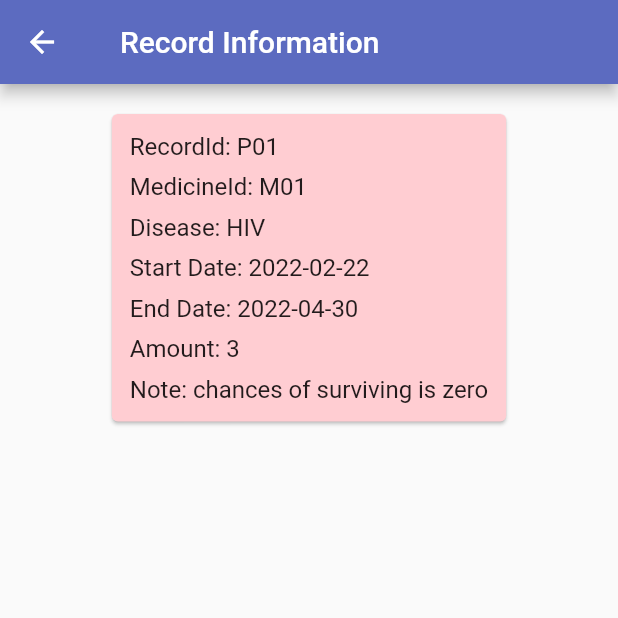
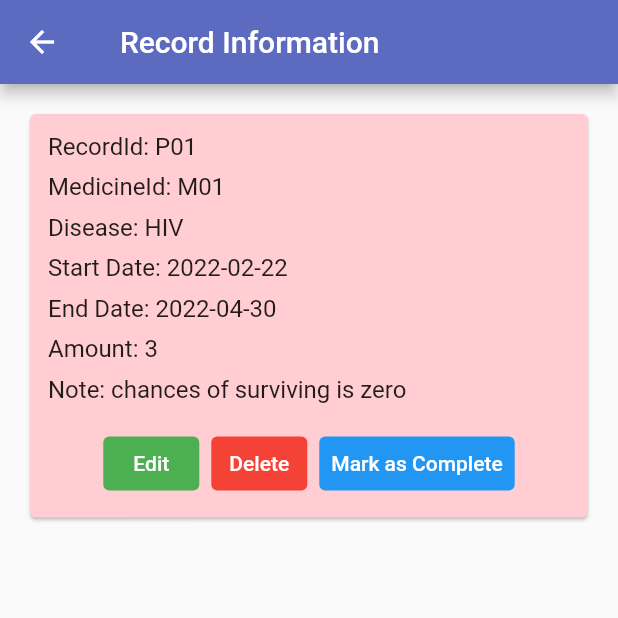
Before and after one commit to Panichito/Overdose-Software, a Flutter app: the RecordDetailsPage screen opened directly, on a phone screen of 412 x 824 dp, the top half of it. Run offline on Flutter 3.47's test engine with Material 2 defaults, Android fonts, the phone set to English and light mode, and no system bars; our stand-ins replace email_validator, searchfield, shared_preferences; accounts and stored records are empty.

Commit message:
Add Edit, Delete, Mark as Complete buttons

```diff
--- a/app/lib/pages/recordDetails.dart
+++ b/app/lib/pages/recordDetails.dart
@@ -1,3 +1,4 @@
+import 'package:app/pages/editRecord.dart';
 import 'package:flutter/material.dart';
 
 class RecordDetailsPage extends StatefulWidget {
@@ -21,7 +22,6 @@
 
 class _RecordDetailsPageState extends State<RecordDetailsPage> {
    RecordInformation record = RecordInformation('P01', 'M01', 'HIV', '2022-02-22', '2022-04-30', 3, 'chances of surviving is zero');
-
 
   @override
   Widget build(BuildContext context) {
@@ -91,6 +91,83 @@
                         fontSize: 16
                       ),
                     ),
+                    const SizedBox(height: 16,),
+                    Row(
+                      mainAxisAlignment: MainAxisAlignment.center,
+                      children: [
+                        TextButton(
+                          style: TextButton.styleFrom(
+                            foregroundColor: Colors.white,
+                            backgroundColor: Colors.green,
+                          ),
+                          onPressed: () {
+                            // go to edit page
+                            Navigator.push(
+                              context,
+                              MaterialPageRoute(builder: (context) => EditRecordPage())
+                            );
+                            // change information
+                          },
+                          child: const Text('Edit'),
+                        ),
+                        const SizedBox(width: 8,),
+                        TextButton(
+                          style: TextButton.styleFrom(
+                            foregroundColor: Colors.white,
+                            backgroundColor: Colors.red,
+                          ),
+                          onPressed: () {
+                            // delete information
+                            // placeholderDelete();
+
+                            // go back
+                            Navigator.pop(context);
+                          },
+                          child: const Text('Delete'),
+                        ),
+                        const SizedBox(width: 8,),
+                        TextButton(
+                          style: TextButton.styleFrom(
+                            foregroundColor: Colors.white,
+                            backgroundColor: Colors.blue,
+                          ),
+                          onPressed: () {
+                            showDialog(
+                              context: context,
+                              builder: (context) => AlertDialog(
+                                title: const Text('Complete the Medication'),
+                                content: const Text(
+                                  'All of the alert of this record will be cleared. Do you wish to proceed?'
+                                ),
+                                actions: [
+                                  TextButton(
+                                    onPressed: () {
+                                      // cancel
+                                      Navigator.pop(context);
+                                    },
+                                    child: const Text('Cancel'),
+                                  ),
+                                  TextButton(
+                                    // mark the record complete
+                                    // placeholderComplete();
+
+                                    // pop to RecordPage
+                                    onPressed: () {
+                                      int count = 0;
+                                      Navigator.popUntil(context, (route) {
+                                        return count++ == 2;
+                                      });
+                                    },
+                                    child: const Text('OK'),
+                                  ),
+                                ]
+                              )
+                            );
+                          },
+                          child: const Text('Mark as Complete'),
+                        )
+                      ],
+                    )
                   ],
                 ),
               ),
```
Lines whose indentation alone changed are shown as unchanged.
